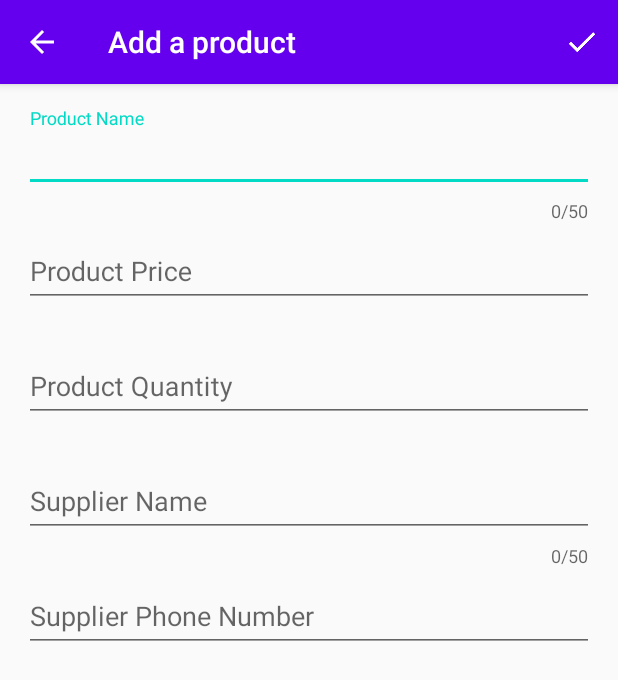
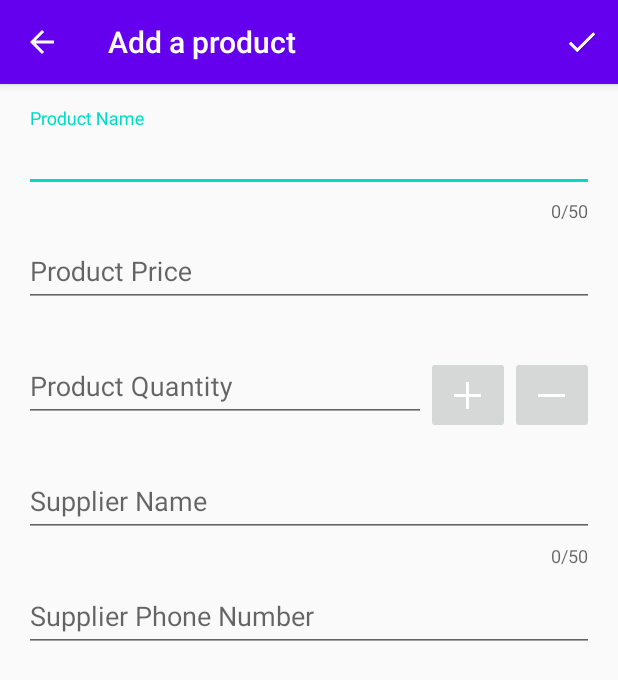
Before and after one commit to Hossam-Tarek/Inventory, an Android app: the EditorActivity screen opened directly, with no data from a screen before it, on a phone screen of 412 x 824 dp. Shown: the top 680 px of the screen. Run offline under Robolectric (Android 15) with nearby library versions, the phone set to English and light mode, and no system bars.

Commit message:
Add increase and decrease buttons in editor activity

```diff
--- a/app/src/main/res/layout/activity_editor.xml
+++ b/app/src/main/res/layout/activity_editor.xml
@@ -27,7 +27,14 @@
             android:hint="@string/product_price_hint"/>
     </android.support.design.widget.TextInputLayout>
 
+    <LinearLayout
+        android:layout_width="match_parent"
+        android:layout_height="wrap_content"
+        android:orientation="horizontal">
+
         <android.support.design.widget.TextInputLayout
+            android:layout_width="0dp"
+            android:layout_weight="1"
             android:id="@+id/product_quantity_text_input"
             style="@style/TextInputLayout">
 
@@ -36,6 +43,21 @@
                 android:inputType="number"
                 android:hint="@string/product_quantity_hint"/>
         </android.support.design.widget.TextInputLayout>
+
+        <ImageButton
+            android:id="@+id/increase_button"
+            android:layout_width="wrap_content"
+            android:layout_height="wrap_content"
+            android:layout_gravity="center_vertical"
+            android:src="@drawable/ic_increase"/>
+
+        <ImageButton
+            android:id="@+id/decrease_button"
+            android:layout_width="wrap_content"
+            android:layout_height="wrap_content"
+            android:layout_gravity="center_vertical"
+            android:src="@drawable/ic_decrease"/>
+    </LinearLayout>
 
     <android.support.design.widget.TextInputLayout
         android:id="@+id/supplier_name_text_input"
```
Also changed, not shown: app/src/main/java/com/example/hossam/inventory/EditorActivity.java (+38 -0 lines), app/src/main/res/drawable-hdpi/ic_decrease.png (added), app/src/main/res/drawable-hdpi/ic_increase.png (added), app/src/main/res/drawable-mdpi/ic_decrease.png (added), app/src/main/res/drawable-mdpi/ic_increase.png (added), app/src/main/res/drawable-xhdpi/ic_decrease.png (added), app/src/main/res/drawable-xhdpi/ic_increase.png (added), app/src/main/res/drawable-xxhdpi/ic_decrease.png (added), app/src/main/res/drawable-xxhdpi/ic_increase.png (added), app/src/main/res/drawable-xxxhdpi/ic_decrease.png (added), app/src/main/res/drawable-xxxhdpi/ic_increase.png (added). Lines whose indentation alone changed are shown as unchanged.
